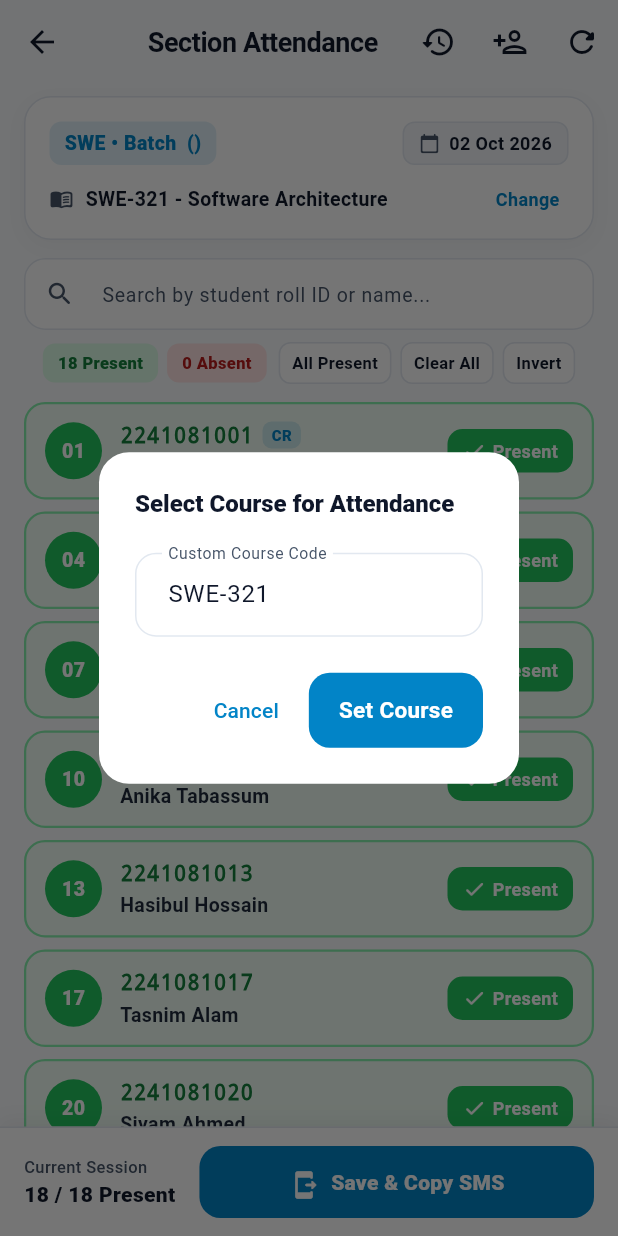
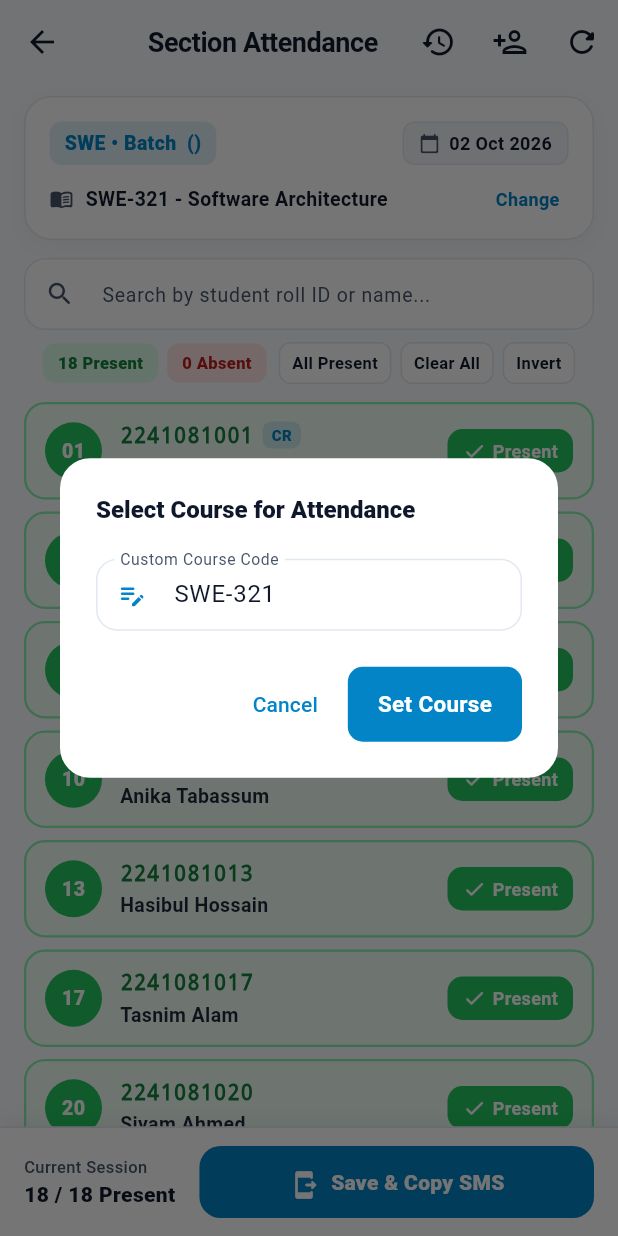
Before and after one commit to TanvirLogic/UniRoom-2.0, a Flutter app: the CrAttendanceScreen screen opened directly, after a tap on "Change", on a phone screen of 412 x 824 dp. Run offline on Flutter 3.47's test engine with Material 3 defaults, Android fonts, the phone set to English and light mode, and no system bars; our stand-ins replace firebase_core, firebase_messaging, shared_preferences; accounts and stored records are empty; network calls fail.

Commit message:
fix(ui): make course selector and add student dialogs scrollable to prevent keyboard overflow

```diff
--- a/mobile/lib/screens/cr_attendance_screen.dart
+++ b/mobile/lib/screens/cr_attendance_screen.dart
@@ -692,6 +692,7 @@ class _CrAttendanceScreenState extends State<CrAttendanceScreen> {
     showDialog(
       context: context,
       builder: (dCtx) => AlertDialog(
+        scrollable: true,
         backgroundColor: AppColors.surface,
         shape: RoundedRectangleBorder(borderRadius: BorderRadius.circular(20)),
         title: const Row(
@@ -701,7 +702,9 @@ class _CrAttendanceScreenState extends State<CrAttendanceScreen> {
             Text('Add Section Mate', style: TextStyle(fontSize: 17, fontWeight: FontWeight.w800)),
           ],
         ),
-        content: Column(
+        content: SizedBox(
+          width: double.maxFinite,
+          child: Column(
             mainAxisSize: MainAxisSize.min,
             children: [
               TextField(
@@ -726,6 +729,7 @@ class _CrAttendanceScreenState extends State<CrAttendanceScreen> {
                 ),
               ),
             ],
+          ),
         ),
         actions: [
           TextButton(
@@ -969,10 +973,13 @@ class _CrAttendanceScreenState extends State<CrAttendanceScreen> {
     showDialog(
       context: context,
       builder: (dCtx) => AlertDialog(
+        scrollable: true,
         backgroundColor: AppColors.surface,
         shape: RoundedRectangleBorder(borderRadius: BorderRadius.circular(20)),
         title: const Text('Select Course for Attendance', style: TextStyle(fontSize: 16, fontWeight: FontWeight.w800)),
-        content: Column(
+        content: SizedBox(
+          width: double.maxFinite,
+          child: Column(
             mainAxisSize: MainAxisSize.min,
             crossAxisAlignment: CrossAxisAlignment.stretch,
             children: [
@@ -981,10 +988,13 @@ class _CrAttendanceScreenState extends State<CrAttendanceScreen> {
                 const SizedBox(height: 8),
                 ...todaySlots.map((slot) => ListTile(
                       dense: true,
-                    contentPadding: EdgeInsets.zero,
-                    leading: const Icon(Icons.school_outlined, color: AppColors.primarySky),
+                      contentPadding: const EdgeInsets.symmetric(horizontal: 4, vertical: 2),
+                      shape: RoundedRectangleBorder(
+                        borderRadius: BorderRadius.circular(8),
+                      ),
+                      leading: const Icon(Icons.school_outlined, color: AppColors.primarySky, size: 20),
                       title: Text(slot.courseCode, style: const TextStyle(fontWeight: FontWeight.w700, fontSize: 13)),
-                    subtitle: Text(slot.courseTitle, style: const TextStyle(fontSize: 11)),
+                      subtitle: Text(slot.courseTitle, style: const TextStyle(fontSize: 11), maxLines: 1, overflow: TextOverflow.ellipsis),
                       onTap: () {
                         setState(() {
                           _selectedCourseCode = slot.courseCode;
@@ -998,13 +1008,17 @@ class _CrAttendanceScreenState extends State<CrAttendanceScreen> {
               const SizedBox(height: 6),
               TextField(
                 controller: ctrl,
+                textCapitalization: TextCapitalization.characters,
                 decoration: InputDecoration(
                   labelText: 'Custom Course Code',
                   hintText: 'e.g. SWE-321',
+                  prefixIcon: const Icon(Icons.edit_note_rounded, color: AppColors.primarySky, size: 20),
                   border: OutlineInputBorder(borderRadius: BorderRadius.circular(10)),
+                  contentPadding: const EdgeInsets.symmetric(horizontal: 12, vertical: 12),
                 ),
               ),
             ],
+          ),
         ),
         actions: [
           TextButton(
@@ -1015,6 +1029,7 @@ class _CrAttendanceScreenState extends State<CrAttendanceScreen> {
             style: ElevatedButton.styleFrom(
               backgroundColor: AppColors.primarySky,
               foregroundColor: Colors.white,
+              shape: RoundedRectangleBorder(borderRadius: BorderRadius.circular(10)),
             ),
             onPressed: () {
               if (ctrl.text.trim().isNotEmpty) {
```
Lines whose indentation alone changed are shown as unchanged.
